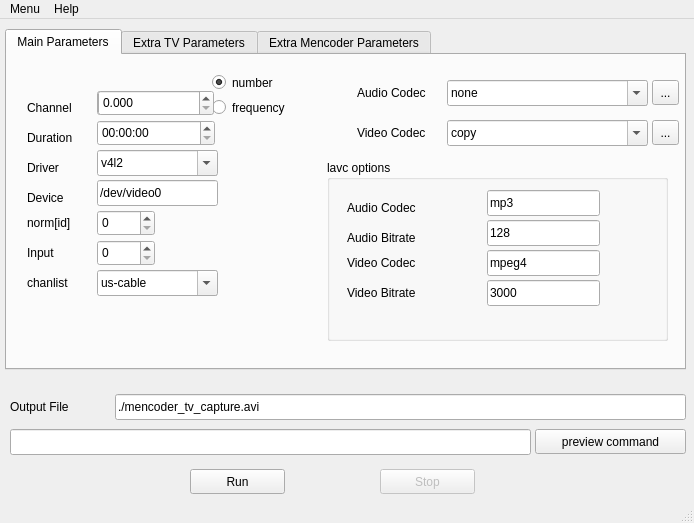
Old version of the form ui/mtvcgui.ui in the repository sbruno/mtvcgui.
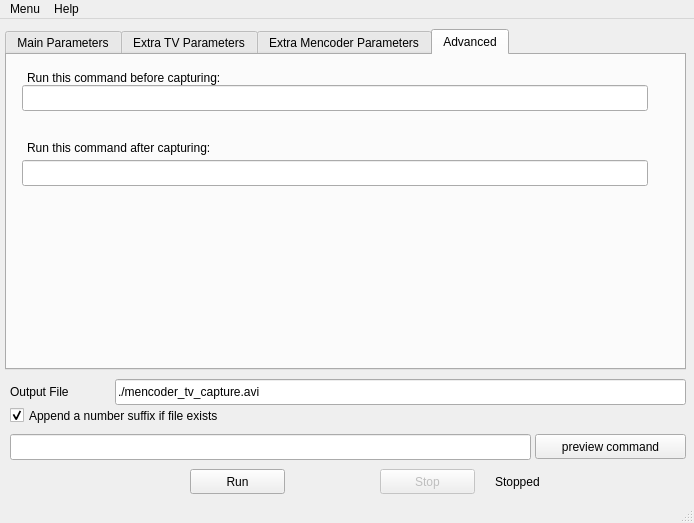
New version of the form. The open tabs and pages were chosen to show the change.

Commit message: Added filename generation with channel and date tags Added timer to update a label showing recording time and other controls Added advanced tab with pre and post recording commands minor code cleanup

```diff
--- a/ui/mtvcgui.ui
+++ b/ui/mtvcgui.ui
@@ -30,7 +30,7 @@
     <property name="geometry" >
      <rect>
       <x>115</x>
-      <y>375</y>
+      <y>360</y>
       <width>571</width>
       <height>26</height>
      </rect>
@@ -43,7 +43,7 @@
     <property name="geometry" >
      <rect>
       <x>10</x>
-      <y>380</y>
+      <y>365</y>
       <width>101</width>
       <height>16</height>
      </rect>
@@ -56,7 +56,7 @@
     <property name="geometry" >
      <rect>
       <x>535</x>
-      <y>410</y>
+      <y>415</y>
       <width>151</width>
       <height>25</height>
      </rect>
@@ -69,7 +69,7 @@
     <property name="geometry" >
      <rect>
       <x>10</x>
-      <y>410</y>
+      <y>415</y>
       <width>521</width>
       <height>26</height>
      </rect>
@@ -962,6 +962,86 @@
       </property>
      </widget>
     </widget>
+    <widget class="QWidget" name="tab_4" >
+     <attribute name="title" >
+      <string>Advanced</string>
+     </attribute>
+     <widget class="QLabel" name="label_26" >
+      <property name="geometry" >
+       <rect>
+        <x>20</x>
+        <y>15</y>
+        <width>621</width>
+        <height>16</height>
+       </rect>
+      </property>
+      <property name="text" >
+       <string>Run this command before capturing:</string>
+      </property>
+     </widget>
+     <widget class="QLabel" name="label_27" >
+      <property name="geometry" >
+       <rect>
+        <x>20</x>
+        <y>85</y>
+        <width>616</width>
+        <height>16</height>
+       </rect>
+      </property>
+      <property name="text" >
+       <string>Run this command after capturing:</string>
+      </property>
+     </widget>
+     <widget class="QLineEdit" name="pre_command" >
+      <property name="geometry" >
+       <rect>
+        <x>15</x>
+        <y>30</y>
+        <width>626</width>
+        <height>26</height>
+       </rect>
+      </property>
+     </widget>
+     <widget class="QLineEdit" name="post_command" >
+      <property name="geometry" >
+       <rect>
+        <x>15</x>
+        <y>105</y>
+        <width>626</width>
+        <height>26</height>
+       </rect>
+      </property>
+     </widget>
+    </widget>
+   </widget>
+   <widget class="QCheckBox" name="append_suffix" >
+    <property name="geometry" >
+     <rect>
+      <x>10</x>
+      <y>385</y>
+      <width>666</width>
+      <height>23</height>
+     </rect>
+    </property>
+    <property name="text" >
+     <string>Append a number suffix if file exists</string>
+    </property>
+    <property name="checked" >
+     <bool>true</bool>
+    </property>
+   </widget>
+   <widget class="QLabel" name="status_label" >
+    <property name="geometry" >
+     <rect>
+      <x>495</x>
+      <y>455</y>
+      <width>186</width>
+      <height>16</height>
+     </rect>
+    </property>
+    <property name="text" >
+     <string>Stopped</string>
+    </property>
    </widget>
   </widget>
   <widget class="QMenuBar" name="menubar" >
```
The commit also changes 2 other files.
